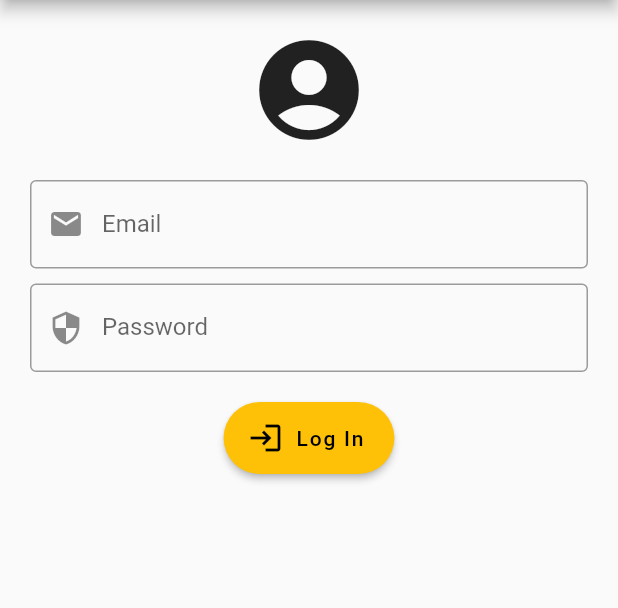
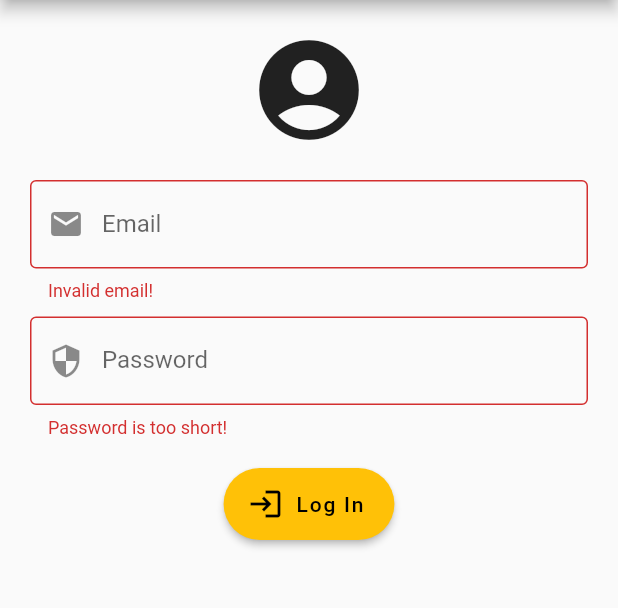
Before and after one commit to Elemento24/DSCWoW_Mysuru-Toursim, a Flutter app: the screen it shows after launch, after a tap on "Sign Up", after a tap on "Login", after a tap on "Log In", on a phone screen of 412 x 824 dp, the part 84-692 px from its top. Run offline on Flutter 3.47's test engine with Material 2 defaults, Android fonts, the phone set to English and light mode, and no system bars; our stand-ins replace flutter_dotenv, shared_preferences; network calls fail; statements that could not run were skipped.

Commit message:
Complete the Login Part

```diff
--- a/lib/providers/auth.dart
+++ b/lib/providers/auth.dart
@@ -112,6 +112,7 @@ class Auth with ChangeNotifier {
       });
       prefs.setString('userData', userData);
     } catch (error) {
+      print(error);
       throw error;
     }
   }
@@ -153,6 +154,8 @@ class Auth with ChangeNotifier {
     _lastName = extractedUserData['lastName'];
     _isTourist = extractedUserData['isTourist'];
     _expiryDate = expiryDate;
+
+    print(_token);
     notifyListeners();
     _autoLogout();
     return true;
--- a/lib/screens/login_screen.dart
+++ b/lib/screens/login_screen.dart
@@ -1,6 +1,7 @@
 import 'package:flutter/material.dart';
 
 import './signup_screen.dart';
+import '../widgets/login_card.dart';
 
 class LoginScreen extends StatelessWidget {
   static const routeName = '/login';
@@ -19,55 +20,7 @@ class LoginScreen extends StatelessWidget {
           )
         ],
       ),
-      body: Container(
-        padding: EdgeInsets.symmetric(
-          horizontal: 20,
-          vertical: 20,
-        ),
-        child: Column(
-          crossAxisAlignment: CrossAxisAlignment.center,
-          children: [
-            Align(
-              child: Icon(
-                Icons.account_circle,
-                size: 80,
-              ),
-              alignment: Alignment.topCenter,
-            ),
-            SizedBox(height: 20),
-            Container(
-              child: TextField(
-                decoration: InputDecoration(
-                  prefixIcon: Icon(Icons.mail),
-                  labelText: "Email",
-                  border: OutlineInputBorder(),
-                ),
-                keyboardType: TextInputType.emailAddress,
-              ),
-            ),
-            SizedBox(height: 10),
-            Container(
-              child: TextField(
-                decoration: InputDecoration(
-                  prefixIcon: Icon(Icons.security),
-                  labelText: "Password",
-                  border: OutlineInputBorder(),
-                ),
-                keyboardType: TextInputType.visiblePassword,
-              ),
-            ),
-            SizedBox(height: 20),
-            FloatingActionButton.extended(
-              onPressed: () {},
-              label: Text('Log In', style: TextStyle(color: Colors.black)),
-              icon: Icon(Icons.login, color: Colors.black),
-              heroTag: null,
-              elevation: 2,
-              backgroundColor: Theme.of(context).primaryColor,
-            ),
-          ],
-        ),
-      ),
+      body: LoginCard(),
     );
   }
 }
--- /dev/null
+++ b/lib/widgets/login_card.dart
@@ -0,0 +1,179 @@
+import 'package:flutter/material.dart';
+import 'package:provider/provider.dart';
+
+import '../providers/auth.dart';
+import '../models/http_exception.dart';
+
+class LoginCard extends StatefulWidget {
+  const LoginCard({
+    Key key,
+  }) : super(key: key);
+
+  @override
+  _LoginCardState createState() => _LoginCardState();
+}
+
+class _LoginCardState extends State<LoginCard> {
+  final GlobalKey<FormState> _formKey = GlobalKey();
+  var _isLoading = false;
+  final _passwordFN = FocusNode();
+  var _isError = false;
+  Map<String, String> _authData = {
+    'email': '',
+    'password': '',
+  };
+
+  @override
+  void dispose() {
+    super.dispose();
+    _passwordFN.dispose();
+  }
+
+  void _showErrorDialog(String message) {
+    showDialog(
+      context: context,
+      builder: (ctx) => AlertDialog(
+        title: Text('An Error occured'),
+        content: Text(message),
+        actions: [
+          FlatButton(
+            onPressed: () {
+              Navigator.of(ctx).pop();
+            },
+            child: Text('Okay'),
+          ),
+        ],
+      ),
+    );
+  }
+
+  Future<void> _submit() async {
+    if (!_formKey.currentState.validate()) {
+      // Invalid!
+      return;
+    }
+    _formKey.currentState.save();
+    setState(() {
+      _isLoading = true;
+    });
+
+    try {
+      await Provider.of<Auth>(context, listen: false).login(
+        _authData['email'],
+        _authData['password'],
+      );
+      _isError = false;
+    } on HttpException catch (error) {
+      var errorMessage = 'Authentication Failed';
+      _isError = true;
+
+      if (error.toString().contains('INVALID_EMAIL'))
+        errorMessage = 'This is not a Valid Email Address';
+      else if (error.toString().contains('WEAK_PASSWORD'))
+        errorMessage = 'This Password is too weak!';
+      else if (error.toString().contains('EMAIL_NOT_FOUND'))
+        errorMessage = 'Could not find a User with that Email!';
+      else if (error.toString().contains('INVALID_PASSWORD'))
+        errorMessage = 'Invalid Password!';
+
+      _showErrorDialog(errorMessage);
+    } catch (error) {
+      const errorMessage =
+          'Could not Authenticate You. Please try again later!';
+      _isError = true;
+      _showErrorDialog(errorMessage);
+    }
+
+    // Quick Fix
+    if (!_isError) Navigator.of(context).pushReplacementNamed('/');
+
+    setState(() {
+      _isLoading = false;
+    });
+  }
+
+  @override
+  Widget build(BuildContext context) {
+    return Container(
+      padding: EdgeInsets.symmetric(
+        horizontal: 20,
+        vertical: 20,
+      ),
+      child: SingleChildScrollView(
+        child: Column(
+          crossAxisAlignment: CrossAxisAlignment.center,
+          children: [
+            Align(
+              child: Icon(
+                Icons.account_circle,
+                size: 80,
+              ),
+              alignment: Alignment.topCenter,
+            ),
+            SizedBox(height: 20),
+            Form(
+              key: _formKey,
+              child: Column(
+                children: [
+                  TextFormField(
+                    keyboardType: TextInputType.emailAddress,
+                    decoration: InputDecoration(
+                      prefixIcon: Icon(Icons.mail),
+                      labelText: 'Email',
+                      border: OutlineInputBorder(),
+                    ),
+                    validator: (value) {
+                      if (value.isEmpty || !value.contains('@')) {
+                        return 'Invalid email!';
+                      }
+                      return null;
+                    },
+                    onFieldSubmitted: (_) {
+                      FocusScope.of(context).requestFocus(_passwordFN);
+                    },
+                    onSaved: (value) {
+                      _authData['email'] = value;
+                    },
+                  ),
+                  SizedBox(height: 10),
+                  TextFormField(
+                    keyboardType: TextInputType.visiblePassword,
+                    focusNode: _passwordFN,
+                    decoration: InputDecoration(
+                      prefixIcon: Icon(Icons.security),
+                      labelText: 'Password',
+                      border: OutlineInputBorder(),
+                    ),
+                    validator: (value) {
+                      if (value.isEmpty || value.length < 6) {
+                        return 'Password is too short!';
+                      }
+                      return null;
+                    },
+                    onSaved: (value) {
+                      _authData['password'] = value;
+                    },
+                  ),
+                  SizedBox(height: 20),
+                  _isLoading
+                      ? CircularProgressIndicator()
+                      : FloatingActionButton.extended(
+                          onPressed: _submit,
+                          label: Text(
+                            'Log In',
+                            style: TextStyle(color: Colors.black),
+                          ),
+                          icon: Icon(Icons.login, color: Colors.black),
+                          heroTag: null,
+                          elevation: 2,
+                          backgroundColor: Theme.of(context).primaryColor,
+                        ),
+                ],
+              ),
+            ),
+          ],
+        ),
+      ),
+    );
+  }
+}
```
